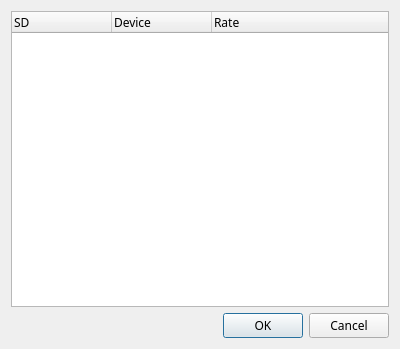
Old version of the form sdrgui/gui/audioselectdialog.ui in the repository f4exb/sdrangel.
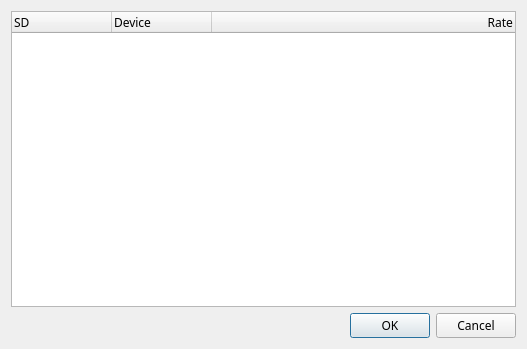
New version of the form.

Commit message: Audio dialog cosmetic changes

Diff of the .ui file:
```diff
--- a/sdrgui/gui/audioselectdialog.ui
+++ b/sdrgui/gui/audioselectdialog.ui
@@ -6,7 +6,7 @@
    <rect>
     <x>0</x>
     <y>0</y>
-    <width>400</width>
+    <width>527</width>
     <height>349</height>
    </rect>
   </property>
@@ -42,6 +42,9 @@
       <property name="text">
        <string>Rate</string>
       </property>
+      <property name="textAlignment">
+       <set>AlignRight|AlignVCenter</set>
+      </property>
      </column>
     </widget>
    </item>
```
The commit also changes 1 other file.
